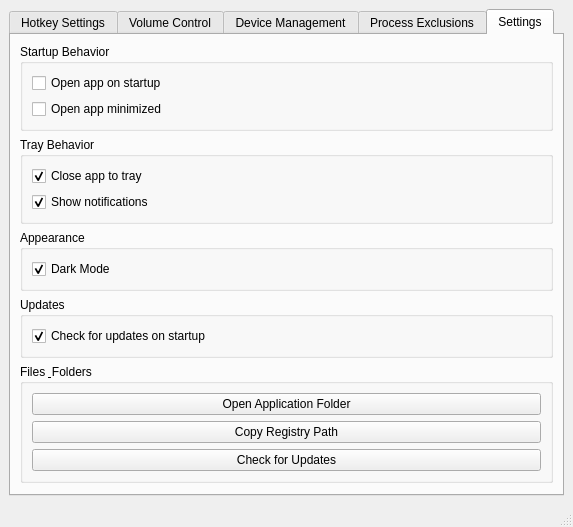
tfourj/MuteActiveWindowC, file src/ui/mainwindow.ui: the form before one commit.
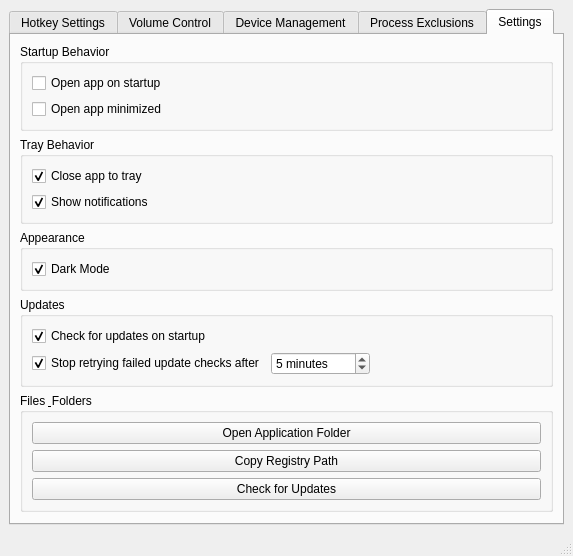
The form after the commit. The open tabs and pages were chosen to show the change.

Commit message: Add update check timeout setting

```diff
--- a/src/ui/mainwindow.ui
+++ b/src/ui/mainwindow.ui
@@ -708,6 +708,55 @@
              </property>
             </widget>
            </item>
+           <item>
+            <layout class="QHBoxLayout" name="updateCheckTimeoutLayout">
+             <item>
+              <widget class="QCheckBox" name="updateCheckTimeoutCheckBox">
+               <property name="toolTip">
+                <string>Stop retrying a failed update check after the selected amount of time. Disable this to keep retrying until the check succeeds.</string>
+               </property>
+               <property name="text">
+                <string>Stop retrying failed update checks after</string>
+               </property>
+               <property name="checked">
+                <bool>true</bool>
+               </property>
+              </widget>
+             </item>
+             <item>
+              <widget class="QSpinBox" name="updateCheckTimeoutSpinBox">
+               <property name="toolTip">
+                <string>How long failed update checks should be retried before reporting an error.</string>
+               </property>
+               <property name="suffix">
+                <string> minutes</string>
+               </property>
+               <property name="minimum">
+                <number>1</number>
+               </property>
+               <property name="maximum">
+                <number>1440</number>
+               </property>
+               <property name="value">
+                <number>5</number>
+               </property>
+              </widget>
+             </item>
+             <item>
+              <spacer name="updateCheckTimeoutSpacer">
+               <property name="orientation">
+                <enum>Qt::Horizontal</enum>
+               </property>
+               <property name="sizeHint" stdset="0">
+                <size>
+                 <width>40</width>
+                 <height>20</height>
+                </size>
+               </property>
+              </spacer>
+             </item>
+            </layout>
+           </item>
           </layout>
          </widget>
         </item>
```
The commit also changes 8 other files.
